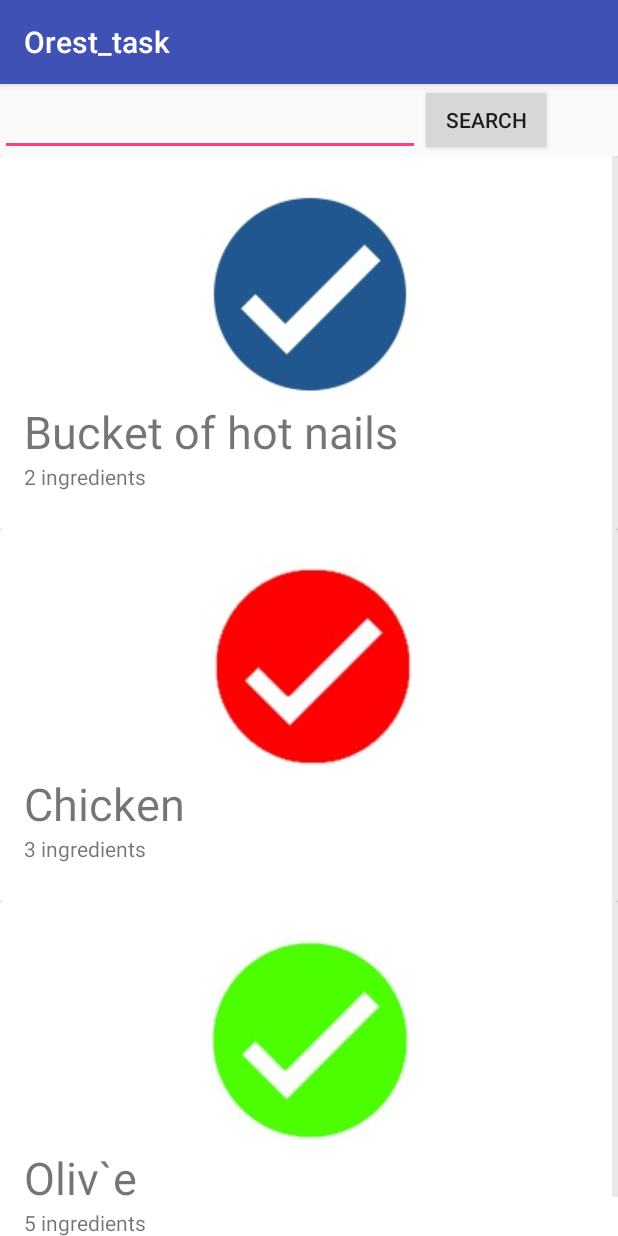
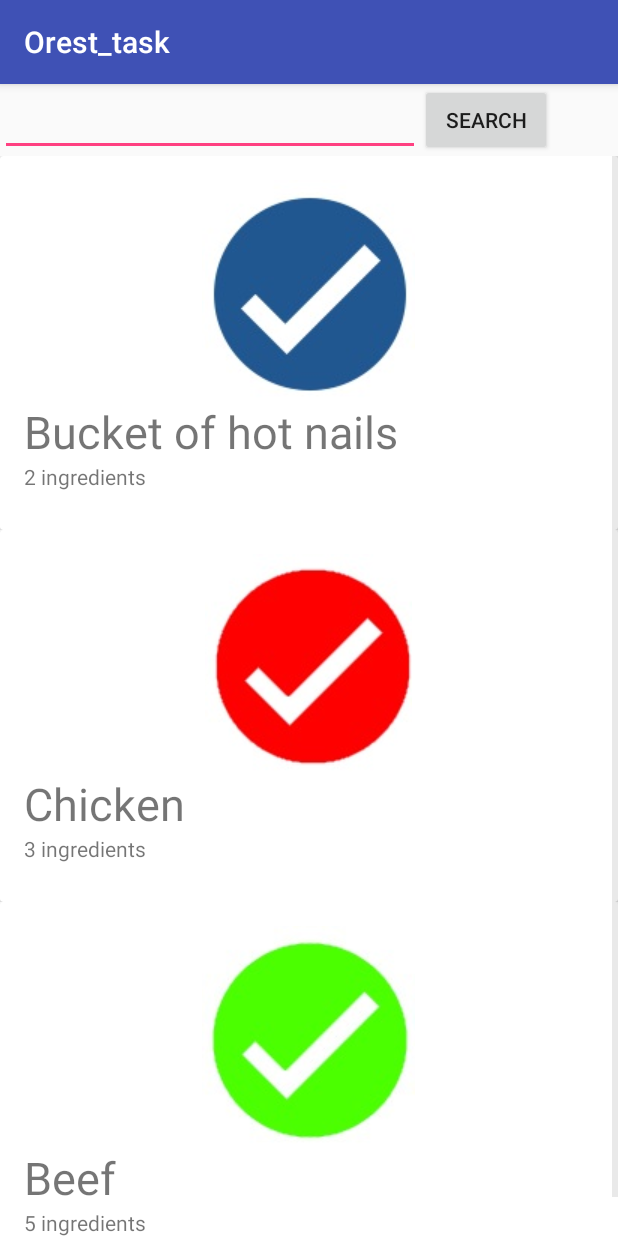
Before and after one commit to Pastornak/OrestHelloGuys, an Android app: the screen it shows after launch (RecycleView), after a tap on "SEARCH", on a phone screen of 412 x 824 dp. Run offline under Robolectric (Android 15) with nearby library versions, the phone set to English and light mode, and no system bars.

Commit message:
Added support of my class

```diff
--- a/app/src/main/java/id_iot/orest_task/Recipe.java
+++ b/app/src/main/java/id_iot/orest_task/Recipe.java
@@ -3,31 +3,37 @@ package id_iot.orest_task;
 import java.util.ArrayList;
 import java.util.List;
 
-/**
- * Created by Володимир on 24.02.2017.
- */
-
 public class Recipe {
     String recipeName;
-    int recipeAge;
+    String recipeDetail;
     int recipePhoto;
     private ArrayList<Recipe> recipies = new ArrayList<>();
 
-    public Recipe(){}
-
-    public Recipe(String name, int age, int photo){
-        this.recipeName = name;
-        this.recipeAge = age;
-        this.recipePhoto = photo;
+    public Recipe(){
+        recipies.add(new Recipe("Bucket of hot nails", "2 ingredients", R.drawable.logo));
+        recipies.add(new Recipe("Chicken", "3 ingredients", R.drawable.logo2));
+        recipies.add(new Recipe("Beef", "5 ingredients", R.drawable.logo3));
     }
 
-    private void initializeRecipes(){
-        recipies.add(new Recipe("Bucket of hot nails", 1, R.drawable.logo));
-        recipies.add(new Recipe("Chicken", 500, R.drawable.logo));
-        recipies.add(new Recipe("Beef", 100, R.drawable.logo));
+    public Recipe(String name, String detail, int photo){
+        this.recipeName = name;
+        this.recipeDetail = detail;
+        this.recipePhoto = photo;
     }
 
     public ArrayList<Recipe> getRecipies(){
         return this.recipies;
     }
+
+    public String getRecipeName(){
+        return this.recipeName;
+    }
+
+    public String getRecipeDetail(){
+        return this.recipeDetail;
+    }
+
+    public int getRecipePhoto(){
+        return this.recipePhoto;
+    }
 }
--- a/app/src/main/java/id_iot/orest_task/RecycleView.java
+++ b/app/src/main/java/id_iot/orest_task/RecycleView.java
@@ -4,19 +4,16 @@ import android.os.Bundle;
 import android.support.v7.app.AppCompatActivity;
 import android.support.v7.widget.LinearLayoutManager;
 import android.support.v7.widget.RecyclerView;
-import android.view.Menu;
 import android.view.View;
 import android.widget.Button;
 import android.widget.EditText;
 import android.widget.Toast;
 
-import static java.security.AccessController.getContext;
-
 public class RecycleView extends AppCompatActivity {
 
     RecyclerView recyclerView;
     RecyclerView.LayoutManager layoutManager;
-    RecyclerView.Adapter adapter;
+    //RecyclerView.Adapter adapter;
     EditText findRecipe;
     Button buttonFind;
 
@@ -38,10 +35,9 @@ public class RecycleView extends AppCompatActivity {
             @Override
             public void onClick(View view) {
                 String name = findRecipe.getText().toString();
-                String[] recipes = adapter.getNames();
                 boolean found = false;
-                for (String recipe: recipes){
-                    if (recipe.toLowerCase().equals(name.toLowerCase())) {
+                for (Recipe recipe: adapter.ITEM.getRecipies()){
+                    if (recipe.getRecipeName().equalsIgnoreCase(name)) {
                         Toast.makeText(getBaseContext(), "Found", Toast.LENGTH_SHORT).show();
                         found = true;
                     }
--- a/app/src/main/java/id_iot/orest_task/RecyclerAdapter.java
+++ b/app/src/main/java/id_iot/orest_task/RecyclerAdapter.java
@@ -7,14 +7,10 @@ import android.view.ViewGroup;
 import android.widget.ImageView;
 import android.widget.TextView;
 
-import java.util.ArrayList;
-
 
 public class RecyclerAdapter extends RecyclerView.Adapter<RecyclerAdapter.ViewHolder> {
 
-    String names[] = {"Bucket of hot nails", "Chicken", "Oliv`e"};
-    String details[] = {"2 ingredients", "3 ingredients", "5 ingredients"};
-    int images[] = {R.drawable.logo, R.drawable.logo2, R.drawable.logo3};
+    Recipe ITEM = new Recipe();
 
     class ViewHolder extends RecyclerView.ViewHolder{
 
@@ -39,17 +35,13 @@ public class RecyclerAdapter extends RecyclerView.Adapter<RecyclerAdapter.ViewHo
 
     @Override
     public void onBindViewHolder(ViewHolder viewHolder, int i){
-        viewHolder.itemName.setText(names[i]);
-        viewHolder.itemDetail.setText(details[i]);
-        viewHolder.itemImage.setImageResource(images[i]);
+        viewHolder.itemName.setText(ITEM.getRecipies().get(i).getRecipeName());
+        viewHolder.itemDetail.setText(ITEM.getRecipies().get(i).getRecipeDetail());
+        viewHolder.itemImage.setImageResource(ITEM.getRecipies().get(i).getRecipePhoto());
     }
 
     @Override
     public int getItemCount(){
-        return names.length;
-    }
-
-    public String[] getNames(){
-        return names;
+        return ITEM.getRecipies().size();
     }
 }
```
